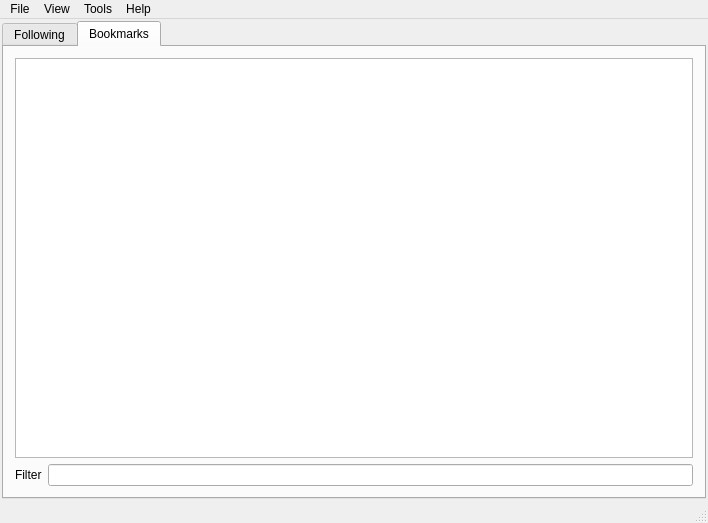
scuq/agtv, file agtv-gui/tpmainwindow.ui: the form before one commit.
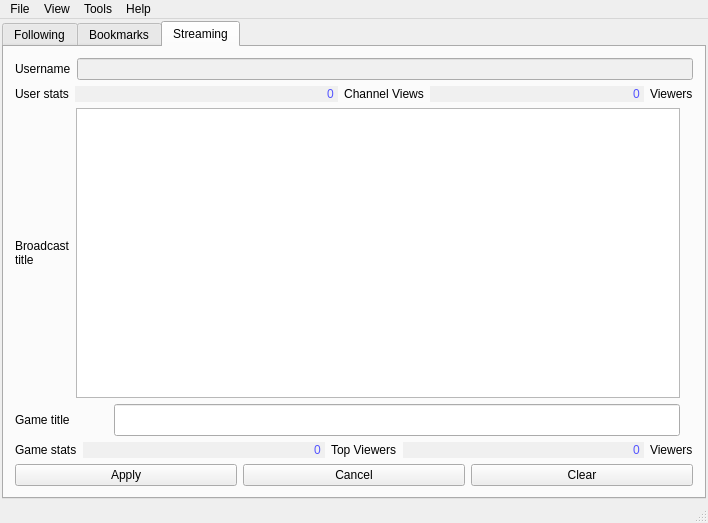
The form after the commit. Icons and pictures are not drawn.

Commit message: copying over twitcher form

```diff
--- a/agtv-gui/tpmainwindow.ui
+++ b/agtv-gui/tpmainwindow.ui
@@ -62,7 +62,7 @@
 </string>
         </property>
         <property name="currentIndex">
-         <number>1</number>
+         <number>2</number>
         </property>
         <widget class="QWidget" name="tab">
          <attribute name="title">
@@ -234,6 +234,357 @@
           </item>
          </layout>
         </widget>
+        <widget class="QWidget" name="tab_3">
+         <attribute name="title">
+          <string>Streaming</string>
+         </attribute>
+         <layout class="QVBoxLayout" name="verticalLayout_6">
+          <item>
+           <layout class="QHBoxLayout" name="horizontalLayout_13">
+            <item>
+             <widget class="QLabel" name="label_3">
+              <property name="text">
+               <string>Username</string>
+              </property>
+             </widget>
+            </item>
+            <item>
+             <widget class="QLineEdit" name="lineEditUsername">
+              <property name="styleSheet">
+               <string notr="true">background-color: rgb(240, 240, 240);
+selection-background-color: rgb(240, 240, 240);
+alternate-background-color: rgb(240, 240, 240);
+font: 75 10pt &quot;MS Shell Dlg 2&quot;;
+color: rgb(146, 82, 255);
+selection-color: rgb(0, 0, 0);</string>
+              </property>
+              <property name="readOnly">
+               <bool>true</bool>
+              </property>
+             </widget>
+            </item>
+           </layout>
+          </item>
+          <item>
+           <layout class="QHBoxLayout" name="horizontalLayout_14">
+            <item>
+             <widget class="QLabel" name="label_9">
+              <property name="text">
+               <string>User stats</string>
+              </property>
+             </widget>
+            </item>
+            <item>
+             <layout class="QGridLayout" name="gridLayout_10">
+              <item row="0" column="0">
+               <widget class="QLineEdit" name="lineEditChannelViews_3">
+                <property name="autoFillBackground">
+                 <bool>false</bool>
+                </property>
+                <property name="styleSheet">
+                 <string notr="true">background-color: rgb(240, 240, 240);
+selection-background-color: rgb(240, 240, 240);
+alternate-background-color: rgb(240, 240, 240);
+font: 75 10pt &quot;MS Shell Dlg 2&quot;;
+color: rgb(85, 85, 255);
+selection-color: rgb(0, 0, 0);</string>
+                </property>
+                <property name="text">
+                 <string>0</string>
+                </property>
+                <property name="frame">
+                 <bool>false</bool>
+                </property>
+                <property name="alignment">
+                 <set>Qt::AlignRight|Qt::AlignTrailing|Qt::AlignVCenter</set>
+                </property>
+               </widget>
+              </item>
+              <item row="0" column="1">
+               <widget class="QLabel" name="label_6">
+                <property name="styleSheet">
+                 <string notr="true">font: 75 9pt &quot;MS Shell Dlg 2&quot;;</string>
+                </property>
+                <property name="text">
+                 <string>Channel Views</string>
+                </property>
+                <property name="alignment">
+                 <set>Qt::AlignCenter</set>
+                </property>
+               </widget>
+              </item>
+              <item row="0" column="2">
+               <layout class="QGridLayout" name="gridLayout_9">
+                <item row="0" column="1">
+                 <widget class="QLabel" name="label_4">
+                  <property name="styleSheet">
+                   <string notr="true">font: 75 9pt &quot;MS Shell Dlg 2&quot;;</string>
+                  </property>
+                  <property name="text">
+                   <string>Viewers</string>
+                  </property>
+                  <property name="alignment">
+                   <set>Qt::AlignLeading|Qt::AlignLeft|Qt::AlignVCenter</set>
+                  </property>
+                 </widget>
+                </item>
+                <item row="0" column="0">
+                 <widget class="QLineEdit" name="lineEditViewers_3">
+                  <property name="styleSheet">
+                   <string notr="true">background-color: rgb(240, 240, 240);
+font: 75 10pt &quot;MS Shell Dlg 2&quot;;
+color: rgb(85, 85, 255);
+selection-background-color: rgb(240, 240, 240);
+alternate-background-color: rgb(240, 240, 240);
+selection-color: rgb(0, 0, 0);</string>
+                  </property>
+                  <property name="text">
+                   <string>0</string>
+                  </property>
+                  <property name="frame">
+                   <bool>false</bool>
+                  </property>
+                  <property name="alignment">
+                   <set>Qt::AlignRight|Qt::AlignTrailing|Qt::AlignVCenter</set>
+                  </property>
+                  <property name="readOnly">
+                   <bool>true</bool>
+                  </property>
+                 </widget>
+                </item>
+               </layout>
+              </item>
+             </layout>
+            </item>
+           </layout>
+          </item>
+          <item>
+           <layout class="QHBoxLayout" name="horizontalLayout_10">
+            <item>
+             <widget class="QLabel" name="label_10">
+              <property name="text">
+               <string>Broadcast
+title</string>
+              </property>
+             </widget>
+            </item>
+            <item>
+             <widget class="QPlainTextEdit" name="plainTextEditBroadcastTitle_3"/>
+            </item>
+            <item>
+             <widget class="QLabel" name="labelBroadcastTitleStatus_2">
+              <property name="text">
+               <string/>
+              </property>
+             </widget>
+            </item>
+           </layout>
+          </item>
+          <item>
+           <layout class="QHBoxLayout" name="horizontalLayout_11">
+            <item>
+             <widget class="QLabel" name="label_12">
+              <property name="text">
+               <string>Game title</string>
+              </property>
+             </widget>
+            </item>
+            <item>
+             <widget class="QLabel" name="labelGameImage_3">
+              <property name="sizePolicy">
+               <sizepolicy hsizetype="Fixed" vsizetype="Fixed">
+                <horstretch>0</horstretch>
+                <verstretch>0</verstretch>
+               </sizepolicy>
+              </property>
+              <property name="minimumSize">
+               <size>
+                <width>32</width>
+                <height>32</height>
+               </size>
+              </property>
+              <property name="maximumSize">
+               <size>
+                <width>32</width>
+                <height>32</height>
+               </size>
+              </property>
+              <property name="text">
+               <string/>
+              </property>
+              <property name="pixmap">
+               <pixmap>:/images/noimg.png</pixmap>
+              </property>
+             </widget>
+            </item>
+            <item>
+             <widget class="QLineEdit" name="lineEditGameTitle_3">
+              <property name="minimumSize">
+               <size>
+                <width>0</width>
+                <height>32</height>
+               </size>
+              </property>
+              <property name="styleSheet">
+               <string notr="true">selection-color: rgb(0, 0, 0);</string>
+              </property>
+             </widget>
+            </item>
+            <item>
+             <widget class="QLabel" name="labelGameTitleStatus_3">
+              <property name="text">
+               <string/>
+              </property>
+             </widget>
+            </item>
+           </layout>
+          </item>
+          <item>
+           <layout class="QGridLayout" name="gridLayout_12">
+            <item row="0" column="0">
+             <layout class="QHBoxLayout" name="horizontalLayout_15">
+              <item>
+               <widget class="QLabel" name="label_26">
+                <property name="text">
+                 <string>Game stats</string>
+                </property>
+               </widget>
+              </item>
+              <item>
+               <widget class="QLineEdit" name="lineEditViewersTop_3">
+                <property name="styleSheet">
+                 <string notr="true">background-color: rgb(240, 240, 240);
+font: 75 10pt &quot;MS Shell Dlg 2&quot;;
+color: rgb(85, 85, 255);
+selection-background-color: rgb(240, 240, 240);
+alternate-background-color: rgb(240, 240, 240);
+selection-color: rgb(0, 0, 0);</string>
+                </property>
+                <property name="text">
+                 <string>0</string>
+                </property>
+                <property name="frame">
+                 <bool>false</bool>
+                </property>
+                <property name="alignment">
+                 <set>Qt::AlignRight|Qt::AlignTrailing|Qt::AlignVCenter</set>
+                </property>
+                <property name="readOnly">
+                 <bool>true</bool>
+                </property>
+               </widget>
+              </item>
+              <item>
+               <widget class="QLabel" name="label_27">
+                <property name="styleSheet">
+                 <string notr="true">font: 75 9pt &quot;MS Shell Dlg 2&quot;;</string>
+                </property>
+                <property name="text">
+                 <string>Top Viewers</string>
+                </property>
+               </widget>
+              </item>
+              <item>
+               <widget class="QLineEdit" name="lineEditViewersGame_3">
+                <property name="toolTip">
+                 <string>Only displayed if your game is under the top 100</string>
+                </property>
+                <property name="styleSheet">
+                 <string notr="true">background-color: rgb(240, 240, 240);
+font: 75 10pt &quot;MS Shell Dlg 2&quot;;
+color: rgb(85, 85, 255);
+selection-background-color: rgb(240, 240, 240);
+alternate-background-color: rgb(240, 240, 240);
+selection-color: rgb(0, 0, 0);</string>
+                </property>
+                <property name="text">
+                 <string>0</string>
+                </property>
+                <property name="frame">
+                 <bool>false</bool>
+                </property>
+                <property name="alignment">
+                 <set>Qt::AlignRight|Qt::AlignTrailing|Qt::AlignVCenter</set>
+                </property>
+                <property name="readOnly">
+                 <bool>true</bool>
+                </property>
+               </widget>
+              </item>
+              <item>
+               <widget class="QLabel" name="label_25">
+                <property name="styleSheet">
+                 <string notr="true">font: 75 9pt &quot;MS Shell Dlg 2&quot;;</string>
+                </property>
+                <property name="text">
+                 <string>Viewers</string>
+                </property>
+               </widget>
+              </item>
+             </layout>
+            </item>
+           </layout>
+          </item>
+          <item>
+           <layout class="QGridLayout" name="gridLayout_11"/>
+          </item>
+          <item>
+           <layout class="QHBoxLayout" name="horizontalLayout_12">
+            <item>
+             <widget class="QPushButton" name="pushButtonApplyTitles_3">
+              <property name="toolTip">
+               <string>Apply Broadcast and Game title on twitch.tv</string>
+              </property>
+              <property name="text">
+               <string>Apply</string>
+              </property>
+              <property name="icon">
+               <iconset resource="agtv.qrc">
+                <normaloff>:/images/twitch.png</normaloff>:/images/twitch.png</iconset>
+              </property>
+             </widget>
+            </item>
+            <item>
+             <widget class="QPushButton" name="pushButtonCancel_3">
+              <property name="text">
+               <string>Cancel</string>
+              </property>
+              <property name="icon">
+               <iconset resource="agtv.qrc">
+                <normaloff>:/images/twitch.png</normaloff>:/images/twitch.png</iconset>
+              </property>
+             </widget>
+            </item>
+            <item>
+             <widget class="QPushButton" name="pushButtonClearTitlesOnTwtich_3">
+              <property name="toolTip">
+               <string>Clear Broadcast and Game title on twitch.tv (Not Playing)</string>
+              </property>
+              <property name="text">
+               <string>Clear</string>
+              </property>
+              <property name="icon">
+               <iconset resource="agtv.qrc">
+                <normaloff>:/images/twitch.png</normaloff>:/images/twitch.png</iconset>
+              </property>
+             </widget>
+            </item>
+           </layout>
+          </item>
+         </layout>
+         <zorder>plainTextEditBroadcastTitle</zorder>
+         <zorder>lineEditGameTitle</zorder>
+         <zorder>lineEditChannelViews</zorder>
+         <zorder>label_11</zorder>
+         <zorder>tabWidget_2</zorder>
+         <zorder>layoutWidget_3</zorder>
+         <zorder>layoutWidget_4</zorder>
+         <zorder>layoutWidget_6</zorder>
+         <zorder>layoutWidget_7</zorder>
+         <zorder>layoutWidget_13</zorder>
+         <zorder>horizontalLayoutWidget</zorder>
+         <zorder>horizontalLayoutWidget_2</zorder>
+        </widget>
        </widget>
       </item>
      </layout>
```
The commit also changes 2 other files.
